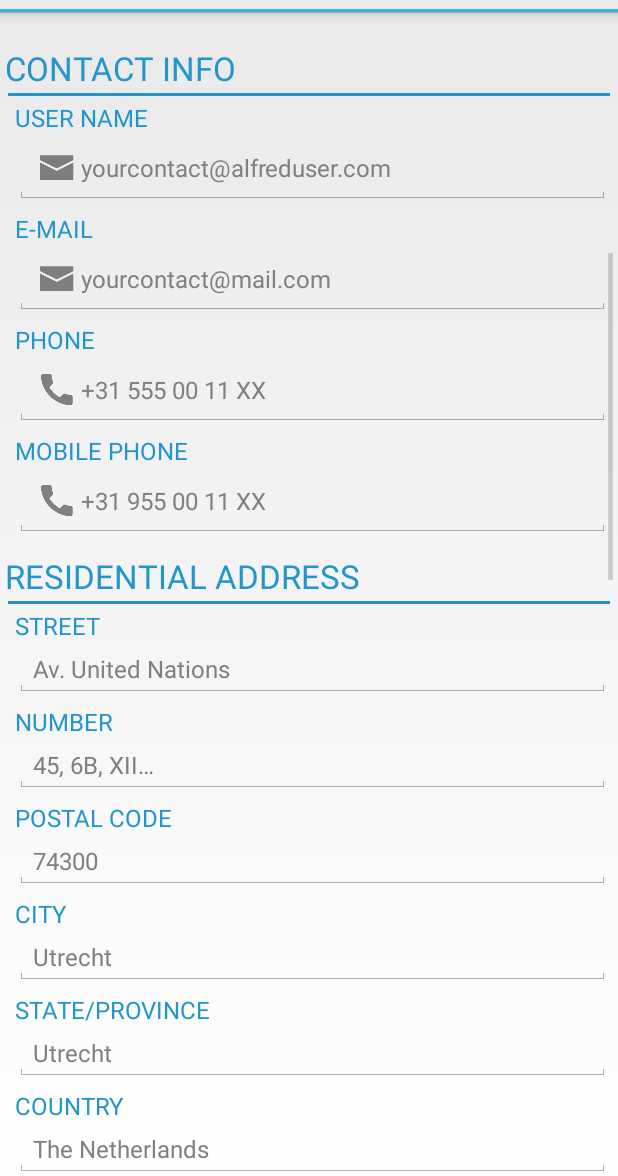
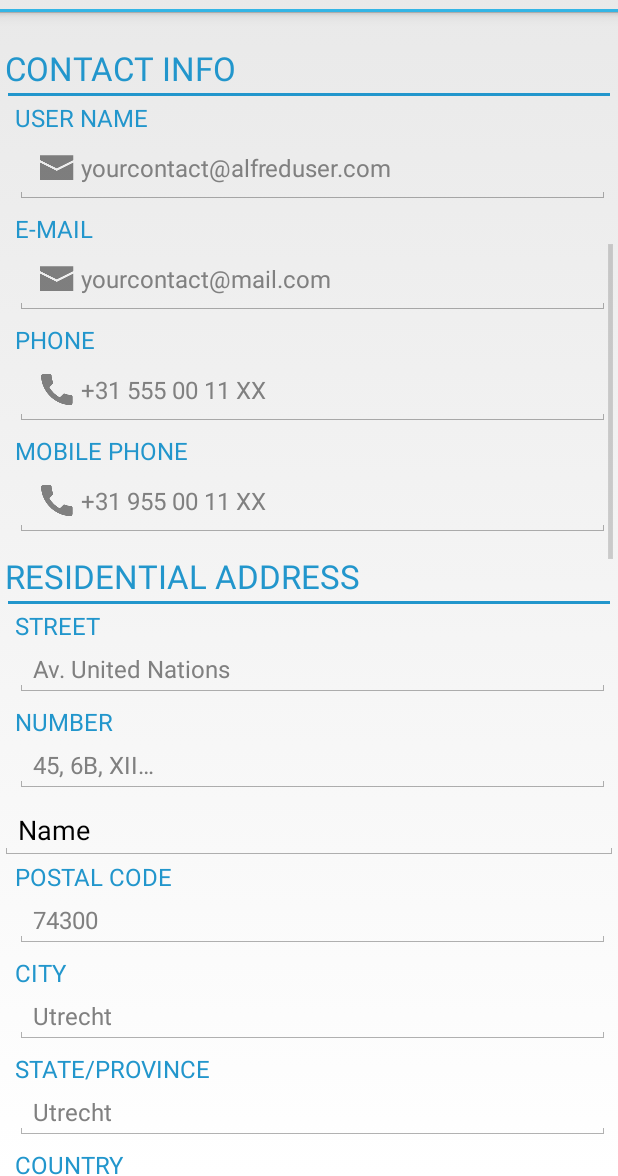
Before and after one commit to ALFREDProject/UserProfileEditor, an Android app: the layout userprofile_personal_tab.xml on its own in the app's theme, with its tools: preview values and no code run, scrolled down 542 dp, on a phone screen of 412 x 824 dp, the part 60-1236 px from its top. Run offline under Robolectric (Android 15) with nearby library versions, the phone set to English and light mode, and no system bars.

Commit message:
Updates from Peter: added Interests editor, fixed some translations

```diff
--- a/app/src/main/java/eu/alfred/personalization_manager/gui/tabs/contacts/ContactActivity.java
+++ b/app/src/main/java/eu/alfred/personalization_manager/gui/tabs/contacts/ContactActivity.java
@@ -6,6 +6,7 @@ import android.app.AlertDialog;
 import android.content.DialogInterface;
 import android.content.res.Resources;
 import android.os.Bundle;
+import android.support.v4.app.FragmentActivity;
 import android.text.Editable;
 import android.text.Html;
 import android.text.Spanned;
@@ -41,6 +42,7 @@ import eu.alfred.api.personalization.model.Relation;
 import eu.alfred.api.personalization.model.Requester;
 import eu.alfred.personalization_manager.controller.ContactsController;
 import eu.alfred.personalization_manager.gui.tabs.ContactsSectionFragment;
+import eu.alfred.ui.AppActivity;
 import eu.alfred.upeditor.R;
 
 /**
--- a/app/src/main/res/layout/userprofile_personal_tab.xml
+++ b/app/src/main/res/layout/userprofile_personal_tab.xml
@@ -241,6 +241,15 @@
             android:hint="@string/up_contact_number_hint"
             android:inputType="textCapCharacters|text"
             android:labelFor="@id/up_contact_number_label"/>
+
+        <EditText
+            android:layout_width="match_parent"
+            android:layout_height="wrap_content"
+            android:inputType="textPersonName"
+            android:text="Name"
+            android:ems="10"
+            android:id="@+id/editText" />
+
         <TextView android:id="@+id/up_contact_postalCode_label"
             style="@style/AlfredFormTextView"
             android:layout_width="match_parent"
@@ -532,6 +541,22 @@
             android:labelFor="@id/up_status_profession_label" />
 
         <TextView
+            style="@style/AlfredFormTextView"
+            android:id="@+id/up_status_interests_label"
+            android:layout_width="match_parent"
+            android:layout_height="wrap_content"
+            android:text="@string/up_interests_text" />
+
+        <EditText
+            style="@style/AlfredFormEditText"
+            android:id="@+id/txtInterests"
+            android:layout_width="match_parent"
+            android:layout_height="wrap_content"
+            android:hint="@string/up_interests_hint"
+            android:inputType="text|textCapSentences|textAutoComplete"
+            android:labelFor="@id/up_status_profession_label" />
+
+        <TextView
             android:id="@+id/up_status_health_insurance_label"
             style="@style/AlfredFormTextView"
             android:layout_width="match_parent"
--- a/app/src/main/res/values/strings.xml
+++ b/app/src/main/res/values/strings.xml
@@ -65,6 +65,8 @@
     <string name="select_one">Select one</string>
     <string name="up_profession_text">Profession</string>
     <string name="up_profession_insurance_hint">Teacher, engineer, lawyer…</string>
+    <string name="up_interests_text">Interests</string>
+    <string name="up_interests_hint">Music, Dancing, Walking…</string>
     <string name="up_health_id_text">ID</string>
     <string name="up_health_id_hint">Auto…</string>
     <string name="up_health_userID_text">userID</string>
```
Also changed, not shown: app/src/main/java/eu/alfred/personalization_manager/gui/tabs/PersonalSectionFragment.java (+36 -1 lines), app/src/main/java/eu/alfred/personalization_manager/controller/ContactsController.java (indentation only), 3 other files.
